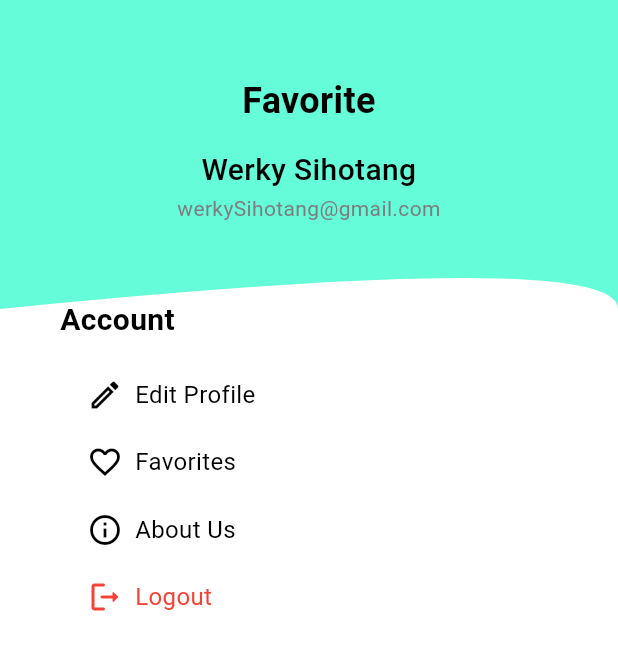
After one commit to velmanharefa/KitabSuci, a Flutter app: the favoritePage screen opened directly, on a phone screen of 412 x 824 dp. The commit adds this screen. Shown: the top 650 px of the screen. Run offline on Flutter 3.47's test engine with Material 3 defaults, Android fonts, the phone set to English and light mode, and no system bars; our stand-ins replace curved_navigation_bar.

Commit message:
Favoritepage

```diff
--- a/kitab_suci/lib/main.dart
+++ b/kitab_suci/lib/main.dart
@@ -1,6 +1,7 @@
 import 'package:flutter/material.dart';
 import 'package:kitab_suci/screen/accountPage.dart';
 import 'package:kitab_suci/screen/editProfil.dart';
+import 'package:kitab_suci/screen/favoritePage.dart';
 import 'package:kitab_suci/screen/introPage.dart';
 import 'package:kitab_suci/screen/introPage2.dart';
 import 'package:kitab_suci/screen/loginPage.dart';
--- /dev/null
+++ b/kitab_suci/lib/screen/favoritePage.dart
@@ -0,0 +1,296 @@
+import 'package:flutter/material.dart';
+import 'package:kitab_suci/screen/loginPage.dart';
+import 'package:curved_navigation_bar/curved_navigation_bar.dart';
+
+class favoritePage extends StatefulWidget {
+  const favoritePage({super.key});
+
+  @override
+  State<favoritePage> createState() => _favoritePageState();
+}
+
+
+
+class _favoritePageState extends State<favoritePage> {
+  void _notification() {
+    Navigator.push(
+        context, MaterialPageRoute(builder: (context) => const loginPage()));
+  }
+  @override
+  Widget build(BuildContext context) {
+    return Scaffold(
+      body: CustomPaint(
+        painter:BluePainter(),
+        child: Center(
+          child: Column(
+            children:<Widget> [
+              SizedBox(height: 50),
+            Container(
+              width: 500,
+              alignment: Alignment.center,
+              // decoration: BoxDecoration(
+              //   border: Border.all(
+              //     color: Colors.black,
+              //     width: 2,
+              //   )
+              // ),
+              child: Column(
+                children: [
+
+                  InkWell(
+                    child: Text(
+                      textAlign: TextAlign.center,
+                      'Favorite',
+                    style: TextStyle(
+                      fontSize: 24,
+                      color: Color(0xff000000),
+                      fontWeight: FontWeight.bold,
+                    ),
+                    ),
+                  ),
+                ],
+              ),
+            ),
+            SizedBox(height: 15),
+            Container(
+              width: 500,
+              child: Text(
+                textAlign: TextAlign.center,
+                'Werky Sihotang',
+                style: TextStyle(
+                  fontSize: 20,
+                  color: Color(0xff000000),
+                  fontWeight: FontWeight.w500,
+                ),
+              ),
+            ),
+            SizedBox(height: 1),
+            Container(
+              width: 500,
+              child: Text(
+                textAlign: TextAlign.center,
+                'werkySihotang@gmail.com',
+                style: TextStyle(
+                  fontSize: 14,
+                  color: Color(0xff7D7D7D)
+                ),
+              ),
+            ),
+
+            SizedBox(height: 40),
+            Container(
+              padding: EdgeInsets.fromLTRB(40, 10, 0, 0),
+              // decoration: BoxDecoration(
+              //   border: Border.all(
+              //     color: Colors.black,
+              //     width: 2,
+              //   )
+              // ),
+              child: Row(
+                mainAxisAlignment: MainAxisAlignment.spaceBetween,
+
+                children: [
+                  InkWell(
+                    child: const Text(
+                      'Account',
+                      style: TextStyle(
+                        color: Color(0xFF000000),
+                        fontSize: 20,
+                        fontWeight: FontWeight.bold,
+                      ),
+                    ),
+                    // onTap: (){
+                    //   Navigator.push(
+                    //     context,
+                    //     MaterialPageRoute(
+                    //       builder: (context) => const loginPage()));
+                    // },
+                  ),
+                ],
+              ),
+            ),
+            Container(
+              padding: EdgeInsets.fromLTRB(50, 15, 0, 0),
+              width: 500,
+              child: Row(
+                children: [
+                  GestureDetector(
+                    onTap: _notification,
+                    child: Container(
+                      width: 40,
+                      height: 40,
+                      decoration: BoxDecoration(
+                        color: Color(0xFFffffff),
+                        // color: Colors.grey[200],
+                      ),
+                      child: Icon(Icons.edit_outlined, color: Colors.black),
+                    ),
+                  ),
+                  InkWell(
+                    child:Text(
+                      "Edit Profile",
+                      style: TextStyle(
+                        color: Color(0xFF000000),
+                        fontSize: 16,
+                        fontWeight: FontWeight.normal,
+                      ),
+                    ),
+                    onTap: (){
+                      Navigator.push(
+                        context,
+                        MaterialPageRoute(
+                          builder: (context) => const loginPage()));
+                    },
+                  )
+                ]
+              ),
+            ),
+            Container(
+              padding: EdgeInsets.fromLTRB(50, 5, 0, 0),
+              width: 500,
+              child: Row(
+                children: [
+                  GestureDetector(
+                    onTap: _notification,
+                    child: Container(
+                      width: 40,
+                      height: 40,
+                      decoration: BoxDecoration(
+                        color: Color(0xFFffffff),
+                        // color: Colors.grey[200],
+                      ),
+                      child: Icon(Icons.favorite_border, color: Colors.black),
+                    ),
+                  ),
+                  InkWell(
+                    child:Text(
+                      "Favorites",
+                      style: TextStyle(
+                        color: Color(0xFF000000),
+                        fontSize: 16,
+                        fontWeight: FontWeight.normal,
+                      ),
+                    ),
+                    onTap: (){
+                      Navigator.push(
+                        context,
+                        MaterialPageRoute(
+                          builder: (context) => const loginPage()));
+                    },
+                  )
+                ]
+              ),
+            ),
+            Container(
+              padding: EdgeInsets.fromLTRB(50, 5, 0, 0),
+              width: 500,
+              child: Row(
+                children: [
+                  GestureDetector(
+                    onTap: _notification,
+                    child: Container(
+                      width: 40,
+                      height: 40,
+                      decoration: BoxDecoration(
+                        color: Color(0xFFffffff),
+                        // color: Colors.grey[200],
+                      ),
+                      child: Icon(Icons.info_outline, color: Colors.black),
+                    ),
+                  ),
+                  InkWell(
+                    child:Text(
+                      "About Us",
+                      style: TextStyle(
+                        color: Color(0xFF000000),
+                        fontSize: 16,
+                        fontWeight: FontWeight.normal,
+                      ),
+                    ),
+                    onTap: (){
+                      Navigator.push(
+                        context,
+                        MaterialPageRoute(
+                          builder: (context) => const loginPage()));
+                    },
+                  )
+                ]
+              ),
+            ),
+            Container(
+              padding: EdgeInsets.fromLTRB(50, 5, 0, 0),
+              width: 500,
+              child: Row(
+                children: [
+                  GestureDetector(
+                    onTap: _notification,
+                    child: Container(
+                      width: 40,
+                      height: 40,
+                      decoration: BoxDecoration(
+                        color: Color(0xFFffffff),
+                        // color: Colors.grey[200],
+                      ),
+                      child: Icon(Icons.logout_rounded, color: Color(0xFFF44336)),
+                    ),
+                  ),
+                  InkWell(
+                    child:Text(
+                      "Logout",
+                      style: TextStyle(
+                        color: Color(0xFFF44336),
+                        fontSize: 16,
+                        fontWeight: FontWeight.normal,
+                      ),
+                    ),
+                    onTap: (){
+                      Navigator.push(
+                        context,
+                        MaterialPageRoute(
+                          builder: (context) => const loginPage()));
+                    },
+                  )
+                ]
+              ),
+            ),
+            ],
+          ),
+        )
+      ),
+    );
+  }
+}
+
+class BluePainter extends CustomPainter {
+  @override
+  void paint(Canvas canvas, Size size) {
+    final height = size.height;
+    final width = size.width;
+    Paint paint = Paint();
+
+    Path mainBackground = Path();
+    mainBackground.addRect(Rect.fromLTRB(0, 0, width, height));
+    paint.color = Colors.white;
+    canvas.drawPath(mainBackground, paint);
+
+  Path ovalPath = Path();
+    ovalPath.moveTo(0, 0);
+
+    ovalPath.quadraticBezierTo(
+        0, height*0.3, 0,height*0.25);
+    ovalPath.quadraticBezierTo(
+        width, height*0.2, width,height*0.25);
+
+    ovalPath.lineTo(width,0);
+
+    ovalPath.close();
+
+    paint.color = Color(0xFF64FCD9);
+    canvas.drawPath(ovalPath, paint);
+  }
+
+  @override
+  bool shouldRepaint(CustomPainter oldDelegate) {
+    return oldDelegate != this;
+  }
+}
```
